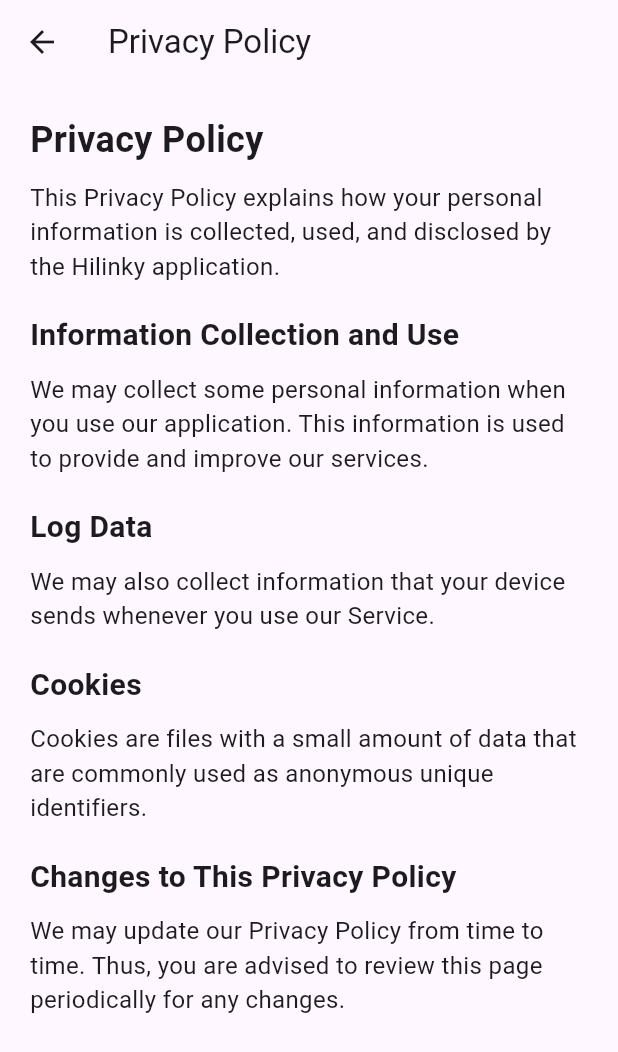
After one commit to RoaaAmin/hilinky_v1, a Flutter app: the PrivacyPolicyPage screen opened by its route, on a phone screen of 412 x 824 dp. The commit adds this screen. Shown: the top 1052 px of the screen. Run offline on Flutter 3.47's test engine with Material 3 defaults, Android fonts, the phone set to English and light mode, and no system bars; our stand-ins replace animate_do, cached_network_image, cloud_firestore, contacts_service, easy_localization, firebase_auth and 16 more; missing offline and left inert: country_pickers, qr_code_scanner; accounts and stored records are empty; Roboto replaces fonts that are missing (Satoshi).

Commit message:
PrivacyPolicyPage

```diff
--- /dev/null
+++ b/lib/PrivacyPolicyPage/PrivacyPolicyPage.dart
@@ -0,0 +1,102 @@
+import 'package:flutter/material.dart';
+import 'package:easy_localization/easy_localization.dart';
+
+class PrivacyPolicyPage extends StatelessWidget {
+  @override
+  Widget build(BuildContext context) {
+    return Scaffold(
+      appBar: AppBar(
+        title: Text(
+          context.tr('Privacy Policy'),
+        ),
+      ),
+      body: SingleChildScrollView(
+        padding: EdgeInsets.all(20.0),
+        child: Column(
+          crossAxisAlignment: CrossAxisAlignment.start,
+          children: <Widget>[
+            Text(
+              context.tr('Privacy Policy'),
+              style: TextStyle(
+                fontSize: 24.0,
+                fontWeight: FontWeight.bold,
+              ),
+            ),
+            SizedBox(height: 10.0),
+            Text(
+              context.tr(
+                  'This Privacy Policy explains how your personal information is collected, used, and disclosed by the Hilinky application.'),
+              style: TextStyle(
+                fontSize: 16.0,
+              ),
+            ),
+            SizedBox(height: 20.0),
+            Text(
+              context.tr('Information Collection and Use'),
+              style: TextStyle(
+                fontSize: 20.0,
+                fontWeight: FontWeight.bold,
+              ),
+            ),
+            SizedBox(height: 10.0),
+            Text(
+              context.tr(
+                  'We may collect some personal information when you use our application. This information is used to provide and improve our services.'),
+              style: TextStyle(
+                fontSize: 16.0,
+              ),
+            ),
+            SizedBox(height: 20.0),
+            Text(
+              context.tr('Log Data'),
+              style: TextStyle(
+                fontSize: 20.0,
+                fontWeight: FontWeight.bold,
+              ),
+            ),
+            SizedBox(height: 10.0),
+            Text(
+              context.tr(
+                  'We may also collect information that your device sends whenever you use our Service.'),
+              style: TextStyle(
+                fontSize: 16.0,
+              ),
+            ),
+            SizedBox(height: 20.0),
+            Text(
+              context.tr('Cookies'),
+              style: TextStyle(
+                fontSize: 20.0,
+                fontWeight: FontWeight.bold,
+              ),
+            ),
+            SizedBox(height: 10.0),
+            Text(
+              context.tr(
+                  'Cookies are files with a small amount of data that are commonly used as anonymous unique identifiers.'),
+              style: TextStyle(
+                fontSize: 16.0,
+              ),
+            ),
+            SizedBox(height: 20.0),
+            Text(
+              context.tr('Changes to This Privacy Policy'),
+              style: TextStyle(
+                fontSize: 20.0,
+                fontWeight: FontWeight.bold,
+              ),
+            ),
+            SizedBox(height: 10.0),
+            Text(
+              context.tr(
+                  'We may update our Privacy Policy from time to time. Thus, you are advised to review this page periodically for any changes.'),
+              style: TextStyle(
+                fontSize: 16.0,
+              ),
+            ),
+          ],
+        ),
+      ),
+    );
+  }
+}
--- a/lib/main.dart
+++ b/lib/main.dart
@@ -7,6 +7,7 @@
 import 'package:hilinky/screens/my_card/myCard.dart';
 import 'package:hilinky/screens/signup_screen.dart';
 import 'package:hilinky/translations/codegen_loader.g.dart';
+import 'PrivacyPolicyPage/PrivacyPolicyPage.dart';
 import 'auth.dart';
 import 'package:sizer/sizer.dart';
 
@@ -66,6 +67,7 @@
           'signupScreen': (context) =>  SignupScreen(),
           'loginScreen':  (context) =>  LoginScreen(),
           'myCard': (context) =>  MyCard(),
+          'PrivacyPolicyPage' : (context) =>  PrivacyPolicyPage(),
         },
       ),
     );
```
